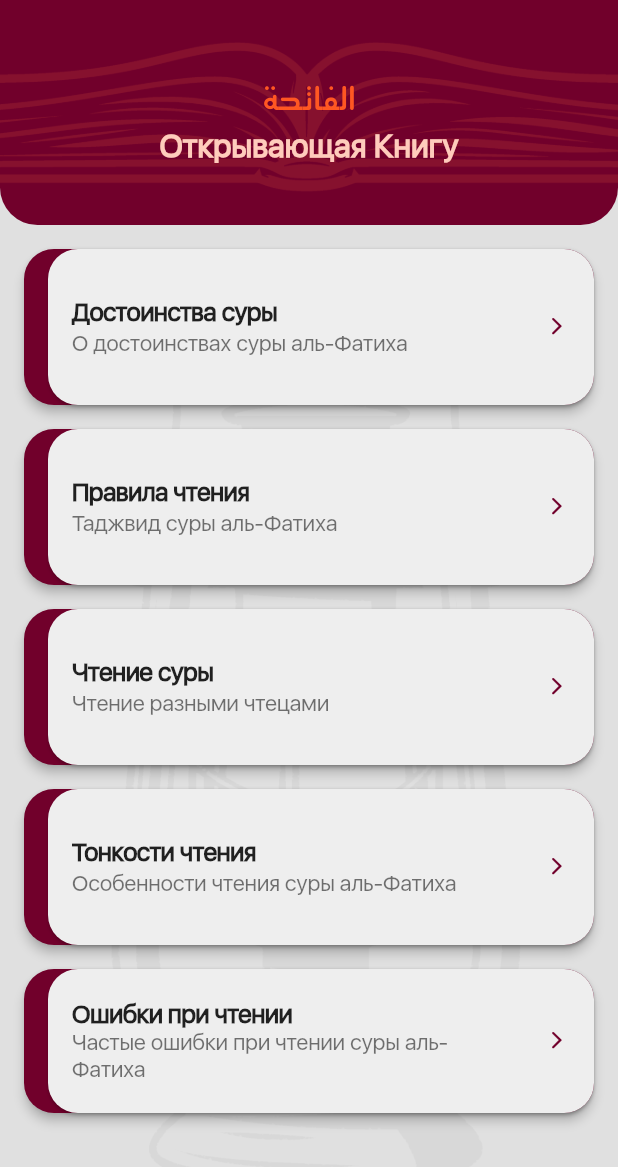
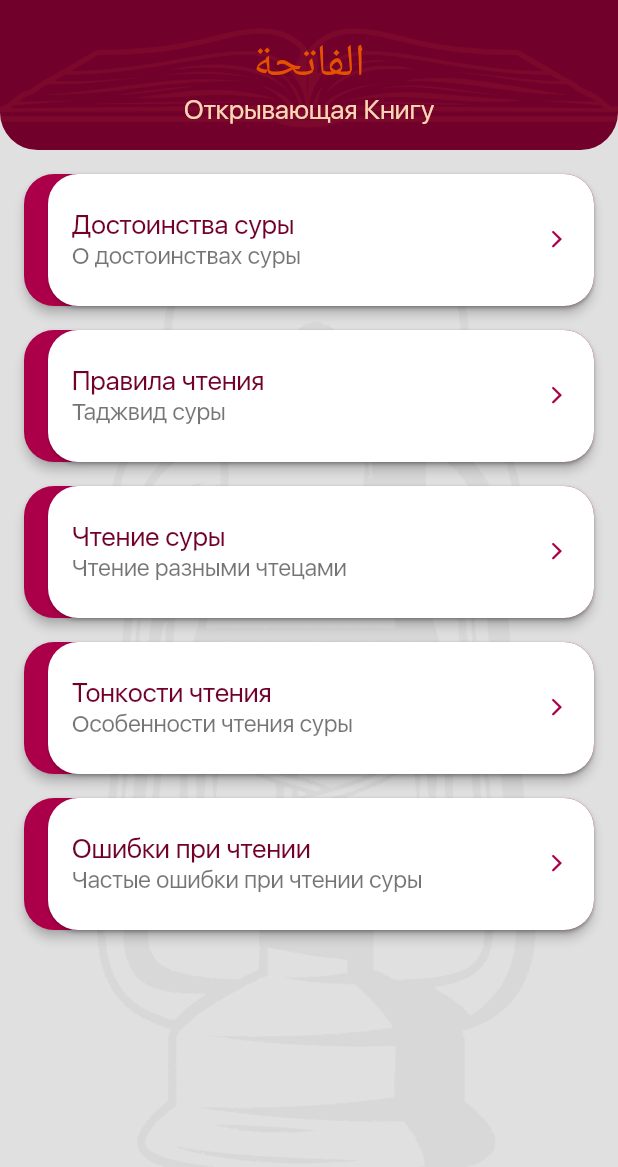
Before and after one commit to JMApps/project_fatiha, a Flutter app: the screen it shows after launch, on a phone screen of 412 x 824 dp. Shown: the top 1167 px of the screen. Run offline on Flutter 3.47's test engine with Material 2 defaults, Android fonts, the phone set to English and light mode, and no system bars.

Commit message:
Fixes main page

```diff
--- a/lib/config/styles/custom_styles.dart
+++ /dev/null
@@ -1,30 +0,0 @@
-import 'package:flutter/material.dart';
-
-class CustomStyles {
-
-  // Paddings // Margins
-  final mainPadding = const EdgeInsets.all(16);
-  final mainMargin = const EdgeInsets.all(16);
-
-  // Paddings // Margins
-  final mainPaddingMini = const EdgeInsets.all(16);
-  final mainMarginMini = const EdgeInsets.all(16);
-
-  final onlyBottomMargin = const EdgeInsets.only(bottom: 16);
-  final onlyLeftMargin = const EdgeInsets.only(left: 16);
-
-  // Border Radius // Shape Radius
-  final mainBorderRadius = const BorderRadius.all(Radius.circular(20));
-  final mainShapeRadius = const RoundedRectangleBorder(borderRadius: BorderRadius.all(Radius.circular(20)));
-
-  // Border Radius // Shape Radius
-  final bottomBorderRadius = const BorderRadius.only(bottomLeft: Radius.circular(20), bottomRight: Radius.circular(20));
-  final bottomShapeRadius = const RoundedRectangleBorder(borderRadius: BorderRadius.only(bottomLeft: Radius.circular(25), bottomRight: Radius.circular(25)));
-
-  final mainTitleArabicStyle = TextStyle(fontFamily: 'Mothanna', color: Colors.deepOrange.shade500);
-  final mainTitleStyle = TextStyle(fontFamily: 'Sanfcancisco', fontWeight: FontWeight.bold, color: Colors.deepOrange.shade100);
-  final mainCardTitleTextStyle = const TextStyle(fontFamily: 'Sanfcancisco', fontSize: 17, fontWeight: FontWeight.bold, letterSpacing: -0.43);
-  final mainCardSubTitleTextStyle = const TextStyle(fontFamily: 'Sanfcancisco', fontSize: 15, letterSpacing: -0.23);
-  final appBarDecorationImage = const DecorationImage(image: AssetImage('assets/pictures/book_layout.png'), opacity: 0.15, fit: BoxFit.cover);
-  final mainPageDecorationImage = const DecorationImage(image: AssetImage('assets/pictures/lamp.png'), opacity: 0.05, fit: BoxFit.scaleDown);
-}
--- a/lib/config/themes/app_themes.dart
+++ b/lib/config/themes/app_themes.dart
@@ -3,20 +3,34 @@ import 'package:flutter/material.dart';
 class AppThemes {
   final lightTheme = ThemeData(
     scaffoldBackgroundColor: Colors.grey.shade300,
+    fontFamily: 'Sanfcancisco',
+    colorScheme: const ColorScheme.light(),
     appBarTheme: const AppBarTheme(
       backgroundColor: Color(0xFF71002b),
       centerTitle: true,
       elevation: 0,
+    ),
+    textTheme: const TextTheme(
+      subtitle1: TextStyle(
+        color: Color(0xFF71002b),
+      ),
     ),
     cardColor: const Color(0xFFFFFFFF),
   );
 
   final darkTheme = ThemeData(
     scaffoldBackgroundColor: const Color(0xFF243136),
+    fontFamily: 'Sanfcancisco',
+    colorScheme: const ColorScheme.dark(),
     appBarTheme: const AppBarTheme(
-      backgroundColor:  Color(0xFF0C2125),
+      backgroundColor: Color(0xFF0C2125),
       centerTitle: true,
       elevation: 0,
+    ),
+    textTheme: const TextTheme(
+      subtitle1: TextStyle(
+        color: Color(0xff720070),
+      ),
     ),
     cardColor: const Color(0xFF0C2125),
   );
@@ -28,6 +42,14 @@ extension ColorSchemeS on ColorScheme {
       : const Color(0xFF192226);
 
   Color get mainFirstCardColor => brightness == Brightness.light
-      ? const Color(0xFF71002b)
+      ? const Color(0xffab0049)
       : const Color(0xFF263238);
+
+  Color get mainTitleColor => brightness == Brightness.light
+      ? Colors.orange.shade900
+      : const Color(0xFF009688);
+
+  Color get mainSubTitleColor => brightness == Brightness.light
+      ? const Color(0xFFFAD6B2)
+      : const Color(0xFF009688);
 }
--- a/lib/modules/screens/main_page.dart
+++ b/lib/modules/screens/main_page.dart
@@ -1,5 +1,6 @@
 import 'package:flutter/material.dart';
-import 'package:project_fatiha/config/styles/custom_styles.dart';
+import 'package:project_fatiha/config/themes/app_themes.dart';
+import 'package:project_fatiha/utils/helpers/style_helpers.dart';
 import 'package:project_fatiha/widgets/items/main_item.dart';
 
 class MainPage extends StatelessWidget {
@@ -7,38 +8,46 @@ class MainPage extends StatelessWidget {
 
   @override
   Widget build(BuildContext context) {
-    final customStyles = CustomStyles();
+    final styleHelpers = StyleHelpers();
+    final myColor = Theme.of(context).colorScheme;
     return Scaffold(
       appBar: PreferredSize(
-        preferredSize: const Size(double.maxFinite, 150),
+        preferredSize: const Size(double.maxFinite, 100),
         child: CustomScrollView(
           slivers: [
             SliverAppBar(
-              shape: customStyles.bottomShapeRadius,
+              shape: styleHelpers.bottomShapeRadius,
               floating: false,
               pinned: true,
               primary: true,
-              expandedHeight: 150,
+              expandedHeight: 100,
               flexibleSpace: FlexibleSpaceBar(
                 background: Container(
                   decoration: BoxDecoration(
-                    image: customStyles.appBarDecorationImage,
+                    image: styleHelpers.appBarDecorationImage,
                   ),
                 ),
                 collapseMode: CollapseMode.pin,
                 centerTitle: true,
-                title: ListTile(
-                  title: Text(
+                title: Column(
+                  mainAxisSize: MainAxisSize.min,
+                  children: [
+                    Text(
                       'الفاتحة',
-                    style: customStyles.mainTitleArabicStyle,
+                      style: TextStyle(color: myColor.mainTitleColor),
                       textDirection: TextDirection.rtl,
                       textAlign: TextAlign.center,
                     ),
-                  subtitle: Text(
+                    Text(
                       'Открывающая Книгу',
-                    style: customStyles.mainTitleStyle,
+                      style: TextStyle(
+                        color: myColor.mainSubTitleColor,
+                        fontSize: 12,
+                        letterSpacing: -0.15
+                      ),
                       textAlign: TextAlign.center,
                     ),
+                  ],
                 ),
               ),
             ),
@@ -47,16 +56,31 @@ class MainPage extends StatelessWidget {
       ),
       body: Container(
         decoration: BoxDecoration(
-          image: customStyles.mainPageDecorationImage,
+          image: styleHelpers.mainPageDecorationImage,
         ),
         child: ListView(
-          padding: customStyles.mainPadding,
+          padding: styleHelpers.mainPadding,
           children: const [
-            MainItem(cardTitle: 'Достоинства суры', cardTitleDescription: 'О достоинствах суры аль-Фатиха', routeName: 'page_about_surah'),
-            MainItem(cardTitle: 'Правила чтения', cardTitleDescription: 'Таджвид суры аль-Фатиха', routeName: 'page_tajweed_surah'),
-            MainItem(cardTitle: 'Чтение суры', cardTitleDescription: 'Чтение разными чтецами', routeName: 'page_write_surah'),
-            MainItem(cardTitle: 'Тонкости чтения', cardTitleDescription: 'Особенности чтения суры аль-Фатиха', routeName: 'page_read_errors'),
-            MainItem(cardTitle: 'Ошибки при чтении', cardTitleDescription: 'Частые ошибки при чтении суры аль-Фатиха', routeName: 'page_read_errors'),
+            MainItem(
+                cardTitle: 'Достоинства суры',
+                cardTitleDescription: 'О достоинствах суры',
+                routeName: 'page_about_surah'),
+            MainItem(
+                cardTitle: 'Правила чтения',
+                cardTitleDescription: 'Таджвид суры',
+                routeName: 'page_tajweed_surah'),
+            MainItem(
+                cardTitle: 'Чтение суры',
+                cardTitleDescription: 'Чтение разными чтецами',
+                routeName: 'page_write_surah'),
+            MainItem(
+                cardTitle: 'Тонкости чтения',
+                cardTitleDescription: 'Особенности чтения суры',
+                routeName: 'page_read_errors'),
+            MainItem(
+                cardTitle: 'Ошибки при чтении',
+                cardTitleDescription: 'Частые ошибки при чтении суры',
+                routeName: 'page_read_errors'),
           ],
         ),
       ),
--- a/lib/utils/helpers/style_helpers.dart
+++ b/lib/utils/helpers/style_helpers.dart
@@ -1,3 +1,29 @@
+import 'package:flutter/material.dart';
+
 class StyleHelpers {
 
+  // Paddings // Margins
+  final mainPadding = const EdgeInsets.all(16);
+  final mainMargin = const EdgeInsets.all(16);
+
+  final mainPaddingMini = const EdgeInsets.all(16);
+  final mainMarginMini = const EdgeInsets.all(16);
+
+  final onlyBottomMargin = const EdgeInsets.only(bottom: 16);
+  final onlyLeftMargin = const EdgeInsets.only(left: 16);
+
+  final mainSymmetricListTilePadding = const EdgeInsets.symmetric(vertical: 8, horizontal: 16);
+
+  // Border Radius // Shape Radius
+  final mainBorderRadius = const BorderRadius.all(Radius.circular(20));
+  final mainShapeRadius = const RoundedRectangleBorder(borderRadius: BorderRadius.all(Radius.circular(20)));
+
+  // Border Radius // Shape Radius
+  final bottomBorderRadius = const BorderRadius.only(bottomLeft: Radius.circular(20), bottomRight: Radius.circular(20));
+  final bottomShapeRadius = const RoundedRectangleBorder(borderRadius: BorderRadius.only(bottomLeft: Radius.circular(25), bottomRight: Radius.circular(25)));
+
+  final mainCardTitleTextStyle = const TextStyle(fontFamily: 'Sanfcancisco', fontSize: 18, letterSpacing: -0.25);
+  final mainCardSubTitleTextStyle = const TextStyle(fontFamily: 'Sanfcancisco', fontSize: 16, letterSpacing: -0.23);
+  final appBarDecorationImage = const DecorationImage(image: AssetImage('assets/pictures/book_layout.png'), opacity: 0.075, fit: BoxFit.cover);
+  final mainPageDecorationImage = const DecorationImage(image: AssetImage('assets/pictures/lamp.png'), opacity: 0.05, fit: BoxFit.scaleDown);
 }
--- a/lib/widgets/items/main_item.dart
+++ b/lib/widgets/items/main_item.dart
@@ -1,7 +1,7 @@
 import 'package:flutter/cupertino.dart';
 import 'package:flutter/material.dart';
-import 'package:project_fatiha/config/styles/custom_styles.dart';
 import 'package:project_fatiha/config/themes/app_themes.dart';
+import 'package:project_fatiha/utils/helpers/style_helpers.dart';
 
 class MainItem extends StatelessWidget {
   const MainItem({
@@ -17,29 +17,28 @@ class MainItem extends StatelessWidget {
 
   @override
   Widget build(BuildContext context) {
-    final customStyles = CustomStyles();
+    final styleHelpers = StyleHelpers();
     return Card(
-      margin: customStyles.onlyBottomMargin,
+      margin: styleHelpers.onlyBottomMargin,
       elevation: 3,
       color: Theme.of(context).colorScheme.mainFirstCardColor,
-      shape: customStyles.mainShapeRadius,
+      shape: styleHelpers.mainShapeRadius,
       child: Card(
-        margin: customStyles.onlyLeftMargin,
-        shape: customStyles.mainShapeRadius,
-        color: Theme.of(context).colorScheme.mainBackgroundColor,
+        margin: styleHelpers.onlyLeftMargin,
+        shape: styleHelpers.mainShapeRadius,
         child: InkWell(
-          borderRadius: customStyles.mainBorderRadius,
+          borderRadius: styleHelpers.mainBorderRadius,
           onTap: () {},
           child: ListTile(
-            contentPadding: customStyles.mainPaddingMini,
+            contentPadding: styleHelpers.mainSymmetricListTilePadding,
             title: Text(
               cardTitle,
-              style: customStyles.mainCardTitleTextStyle,
+              style: styleHelpers.mainCardTitleTextStyle,
               textAlign: TextAlign.start,
             ),
             subtitle: Text(
               cardTitleDescription,
-              style: customStyles.mainCardSubTitleTextStyle,
+              style: styleHelpers.mainCardSubTitleTextStyle,
             ),
             trailing: Icon(
               CupertinoIcons.forward,
```
Lines whose indentation alone changed are shown as unchanged.
